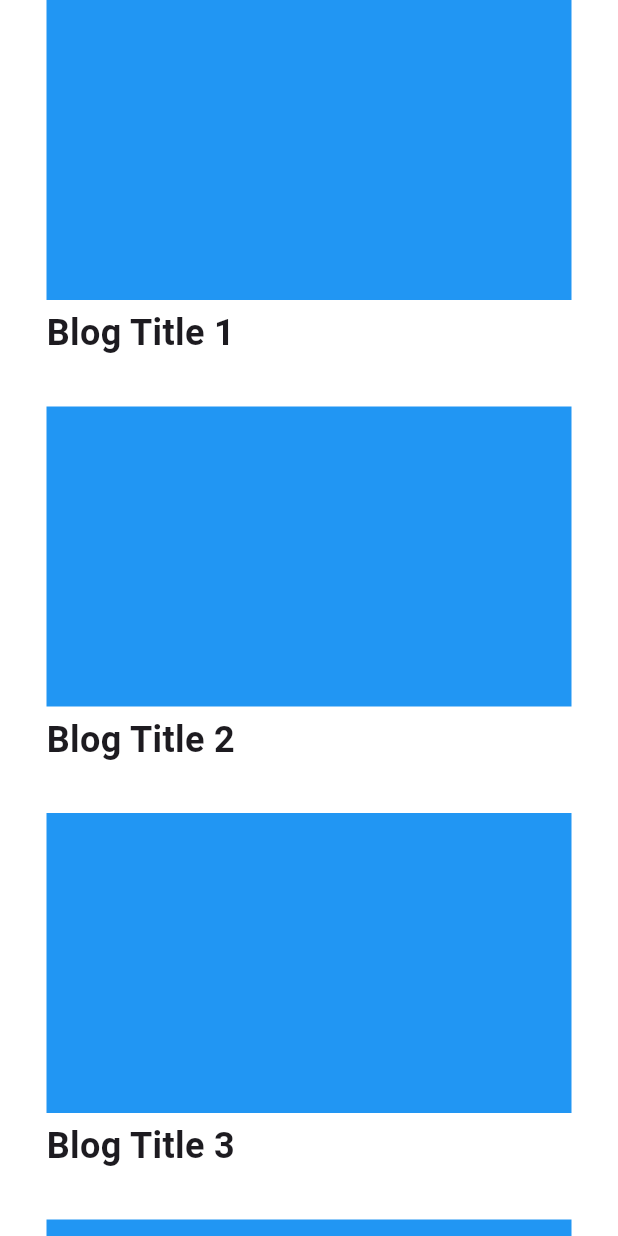
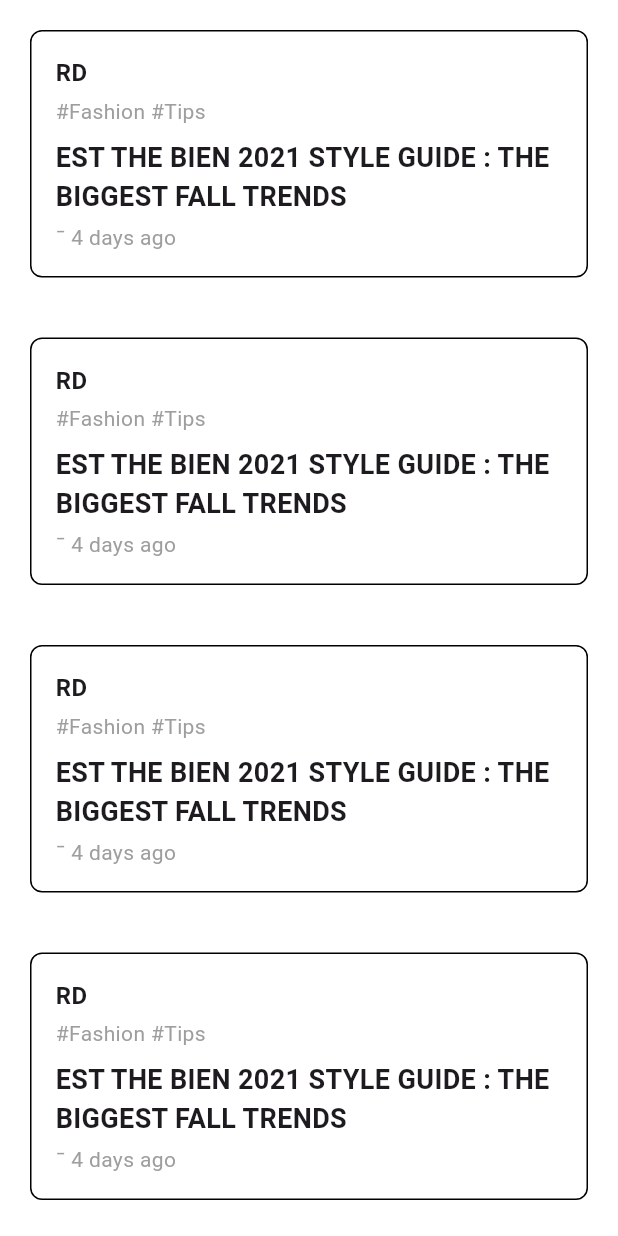
Before and after one commit to Qceww/EcoFash, a Flutter app: the screen it shows after launch, on a phone screen of 412 x 824 dp. Run offline on Flutter 3.47's test engine with Material 3 defaults, Android fonts, the phone set to English and light mode, and no system bars; our stand-ins replace google_fonts.

Commit message:
Masi Nyoba

```diff
--- a/lib/blog_list_view.dart
+++ b/lib/blog_list_view.dart
@@ -11,18 +11,23 @@ class _BloglistviewState extends State<Bloglistview> {
   final List<Map<String, String>> blogTitles = [
     {
       'title': 'Blog Title 1',
+      'tag': 'News',
     },
     {
       'title': 'Blog Title 2',
+      'tag': 'Fact',
     },
     {
       'title': 'Blog Title 3',
+      'tag': 'Opinion',
     },
     {
       'title': 'Blog Title 4',
+      'tag': 'Review',
     },
     {
       'title': 'Blog Title 5',
+      'tag': 'Tips',
     },
   ];
 
@@ -34,32 +39,54 @@ class _BloglistviewState extends State<Bloglistview> {
         child: SingleChildScrollView(
           child: Center(
             child: Column(
-              mainAxisAlignment: MainAxisAlignment.start,
-              crossAxisAlignment: CrossAxisAlignment.start,
               children: blogTitles.map((blog) {
                 return Container(
-                  margin: const EdgeInsets.only(
-                      bottom:
-                          16), // Adjust margin for spacing between containers
-                  child: Column(
-                    crossAxisAlignment: CrossAxisAlignment.start,
+                  padding: const EdgeInsets.all(20),
+                  child: Stack(
                     children: [
                       Container(
-                        height: 200,
-                        width: 350,
-                        decoration: const BoxDecoration(color: Colors.blue),
-                      ),
-                      Container(
-                        padding:
-                            const EdgeInsets.only(top: 5, bottom: 16, left: 0),
-                        child: Text(
-                          blog['title']!,
-                          style: const TextStyle(
-                            fontSize: 24,
-                            fontWeight: FontWeight.bold,
-                          ),
+                        padding: const EdgeInsets.all(16),
+                        decoration: BoxDecoration(
+                          border: Border.all(color: Colors.black),
+                          borderRadius: BorderRadius.circular(8),
                         ),
-                      ),
+                        child: const Column(
+                          crossAxisAlignment: CrossAxisAlignment.start,
+                          children: [
+                            Text(
+                              'RD',
+                              style: TextStyle(
+                                fontWeight: FontWeight.bold,
+                                fontSize: 16,
+                              ),
+                            ),
+                            SizedBox(height: 4),
+                            Text(
+                              '#Fashion #Tips',
+                              style: TextStyle(
+                                color: Colors.grey,
+                                fontSize: 14,
+                              ),
+                            ),
+                            const SizedBox(height: 8),
+                            Text(
+                              'EST THE BIEN 2021 STYLE GUIDE : THE BIGGEST FALL TRENDS',
+                              style: TextStyle(
+                                fontWeight: FontWeight.bold,
+                                fontSize: 18,
+                              ),
+                            ),
+                            const SizedBox(height: 4),
+                            Text(
+                              '¯ 4 days ago',
+                              style: TextStyle(
+                                color: Colors.grey,
+                                fontSize: 14,
+                              ),
+                            ),
+                          ],
+                        ),
+                      )
                     ],
                   ),
                 );
```
